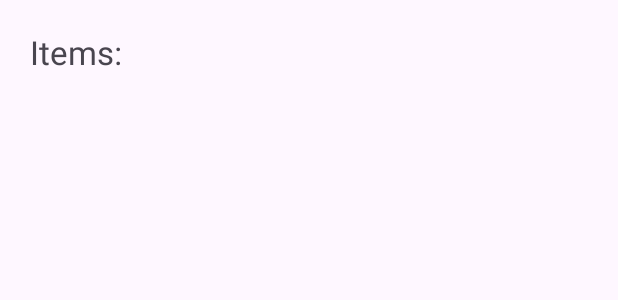
After one commit to Bronzesquire-exe/BugRestaurant, an Android app: the layout checkout.xml on its own in the app's theme, with its tools: preview values and no code run, on a phone screen of 412 x 824 dp. The commit adds this screen. Shown: the top 300 px of the screen. Run offline under Robolectric (Android 15) with nearby library versions, the phone set to English and light mode, and no system bars.

Commit message:
Nearly Finished checkout class and fixed up a few issues.

```diff
--- /dev/null
+++ b/app/src/main/res/layout/checkout.xml
@@ -0,0 +1,36 @@
+<?xml version="1.0" encoding="utf-8"?>
+<LinearLayout xmlns:android="http://schemas.android.com/apk/res/android"
+    android:layout_width="match_parent"
+    android:layout_height="match_parent"
+    android:orientation="vertical"
+    android:padding="20dp">
+
+    <TextView
+        android:id="@+id/itemsText"
+        android:layout_width="wrap_content"
+        android:layout_height="wrap_content"
+        android:text="Items:"
+        android:textSize="22sp" />
+
+    <TextView
+        android:id="@+id/subtotalText"
+        android:layout_width="wrap_content"
+        android:layout_height="wrap_content"
+        android:textSize="20sp"
+        android:layout_marginTop="20dp"/>
+
+    <TextView
+        android:id="@+id/taxText"
+        android:layout_width="wrap_content"
+        android:layout_height="wrap_content"
+        android:textSize="20sp"
+        android:layout_marginTop="10dp"/>
+
+    <TextView
+        android:id="@+id/totalText"
+        android:layout_width="wrap_content"
+        android:layout_height="wrap_content"
+        android:textSize="24sp"
+        android:textStyle="bold"
+        android:layout_marginTop="20dp"/>
+</LinearLayout>
```
Also changed, not shown: app/src/main/java/com/example/bugslife/Checkout.java (+40 -1 lines), app/src/main/java/com/example/bugslife/MainActivity.java (+12 -0 lines), app/src/main/res/layout/activity_main_menu.xml (+6 -4 lines).
